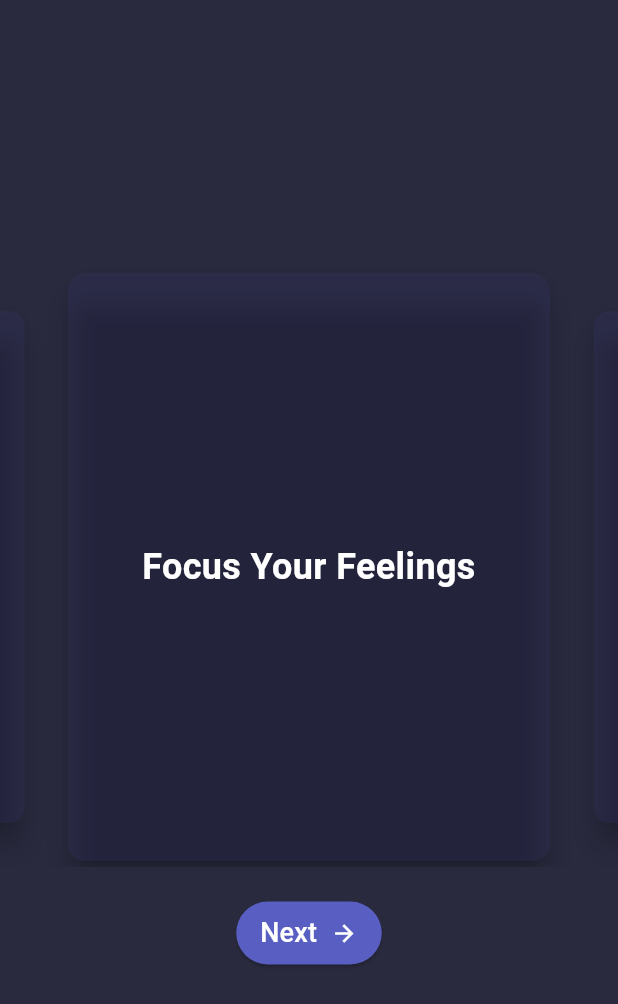
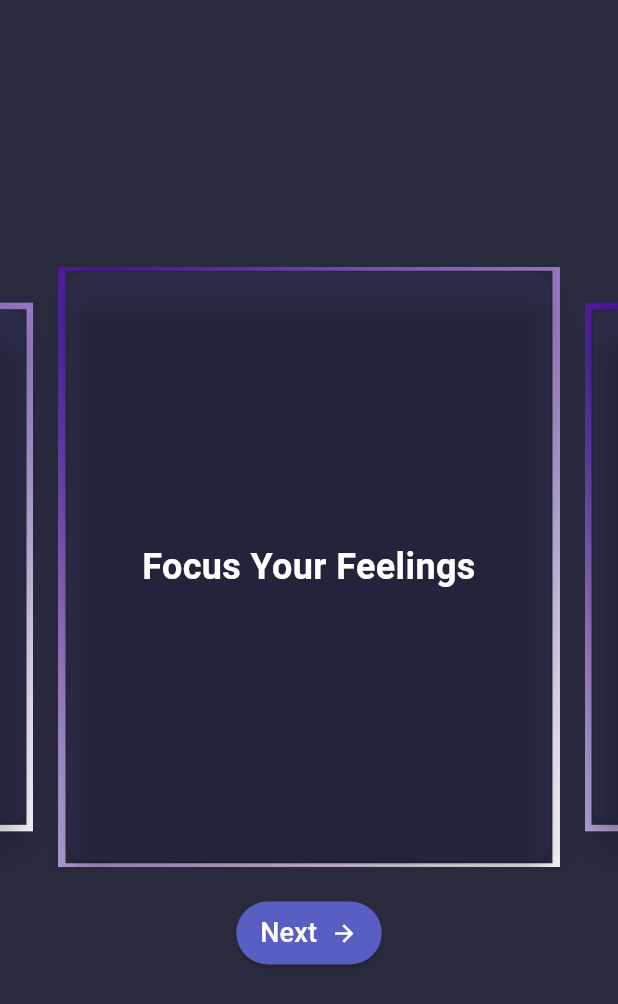
Before and after one commit to mustafa-alperen-yilmaz/appCard, a Flutter app: the screen it shows after launch, after a tap on "Next", on a phone screen of 412 x 824 dp. Shown: the top 1004 px of the screen. Run offline on Flutter 3.47's test engine with Material 3 defaults, Android fonts, the phone set to English and light mode, and no system bars; drawn by our look-alikes of carousel_slider.

Commit message:
splash screen new view

```diff
--- a/lib/Splash/splash.dart
+++ b/lib/Splash/splash.dart
@@ -1,21 +1,43 @@
+import 'dart:math' as math;
 import 'package:flutter/material.dart';
 import 'package:carousel_slider/carousel_slider.dart';
-import '../main.dart';
+import '../main.dart'; // MyApp sınıfınızın bulunduğu dosyanın yolu
 
 class SplashScreen extends StatefulWidget {
   @override
   _SplashScreenState createState() => _SplashScreenState();
 }
 
-class _SplashScreenState extends State<SplashScreen> {
+class _SplashScreenState extends State<SplashScreen> with SingleTickerProviderStateMixin {
   int _currentIndex = 0;
   final CarouselController _controller = CarouselController();
+  late AnimationController _animationController;
+  late Animation<double> _animation;
 
   List<String> splashTexts = [
     "Empty Your Mind",
     "Focus Your Feelings",
     "Leave The Rest To Us",
   ];
+
+  @override
+  void initState() {
+    super.initState();
+    _animationController = AnimationController(
+      vsync: this,
+      duration: Duration(seconds: 3),
+    )..repeat();
+    _animation = Tween<double>(begin: 0.0, end: 2 * math.pi).animate(_animationController)
+      ..addListener(() {
+        setState(() {});
+      });
+  }
+
+  @override
+  void dispose() {
+    _animationController.dispose();
+    super.dispose();
+  }
 
   @override
   Widget build(BuildContext context) {
@@ -38,9 +60,12 @@ class _SplashScreenState extends State<SplashScreen> {
                 setState(() {
                   _currentIndex = index;
                 });
-                }),
+              }
+            ),
             itemBuilder: (context, index, realIndex) {
-              return Card(
+              return CustomPaint(
+                painter: BorderPainter(_animation.value),
+                child: Card(
                   elevation: 8.0,
                   color: Color.fromARGB(255, 81, 74, 190).withOpacity(0.1),
                   child: Container(
@@ -54,6 +79,7 @@ class _SplashScreenState extends State<SplashScreen> {
                           fontSize: 24,
                           fontWeight: FontWeight.bold,
                           color: Colors.white,
+                        ),
                       ),
                     ),
                   ),
@@ -76,7 +102,7 @@ class _SplashScreenState extends State<SplashScreen> {
               mainAxisSize: MainAxisSize.min,
               children: [
                 Text(
-                  _currentIndex < splashTexts.length - 1 ? 'Next  ' : 'Are you ready?',
+                  _currentIndex < splashTexts.length - 1 ? 'Next  ' : 'Are You Ready ?',
                   style: TextStyle(
                     color: Colors.white,
                     fontSize: 18,
@@ -100,3 +126,32 @@ class _SplashScreenState extends State<SplashScreen> {
     );
   }
 }
+
+class BorderPainter extends CustomPainter {
+  final double progress;
+  BorderPainter(this.progress);
+
+  @override
+  void paint(Canvas canvas, Size size) {
+    final paint = Paint()
+      ..color = Colors.blue // Start color
+      ..style = PaintingStyle.stroke
+      ..strokeWidth = 5;
+
+    // Use the drawArc method to rotate the gradient around the center
+    paint.shader = SweepGradient(
+      colors: [Colors.white, Color.fromARGB(255, 70, 21, 150), Colors.white], // Color transition
+      startAngle: 0.0,
+      endAngle: math.pi * 2,
+      transform: GradientRotation(progress),
+    ).createShader(Rect.fromLTWH(0, 0, size.width, size.height));
+
+    // Create a circular path that represents the border
+    var path = Path()
+      ..addRect(Rect.fromLTWH(0, 0, size.width, size.height));
+    canvas.drawPath(path, paint);
+  }
+
+  @override
+  bool shouldRepaint(covariant CustomPainter oldDelegate) => true;
+}
```
Lines whose indentation alone changed are shown as unchanged.
